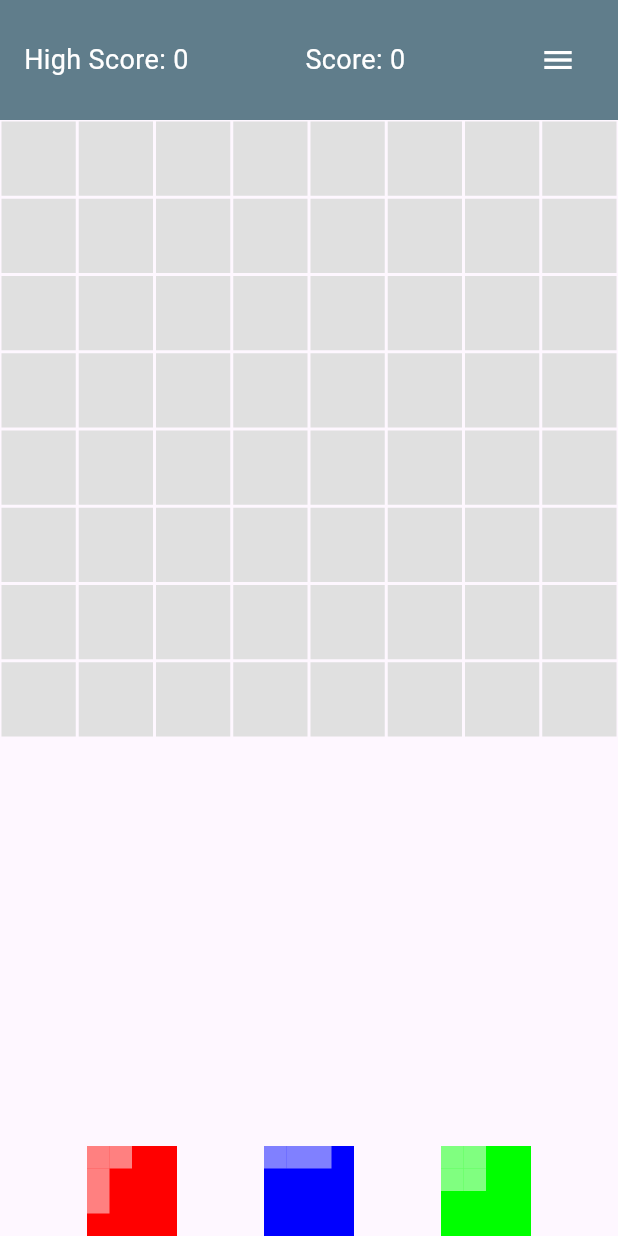
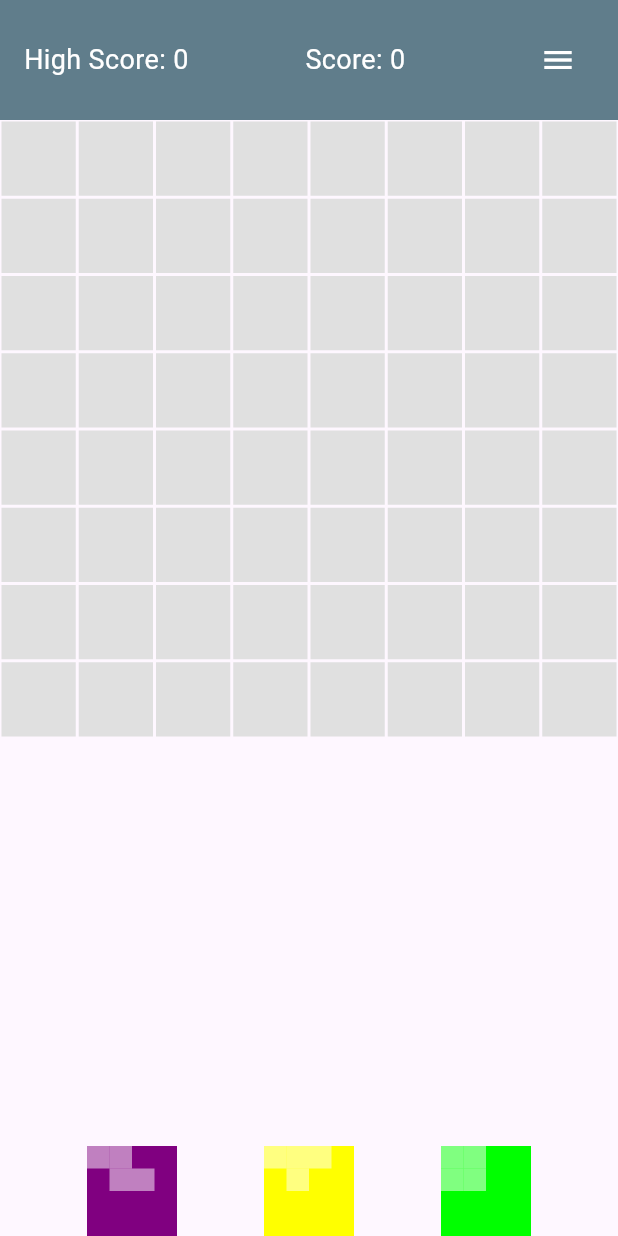
Before and after one commit to achfahriyanto-cmyk/project_apk, a Flutter app: the screen it shows after launch, on a phone screen of 412 x 824 dp. Run offline on Flutter 3.47's test engine with Material 3 defaults, Android fonts, the phone set to English and light mode, and no system bars; our stand-ins replace flutter_riverpod, shared_preferences.

Commit message:
update satu

```diff
--- a/lib/models/block.dart
+++ b/lib/models/block.dart
@@ -1,4 +1,5 @@
 import 'dart:ui';
+import 'dart:math';
 
 class Block {
   final List<Offset> shape; // Relative positions
@@ -8,17 +9,14 @@ class Block {
 
   // Predefined blocks
   static List<Block> getRandomBlocks() {
-    return [
-      // L-shape
-      Block([Offset(0, 0), Offset(1, 0), Offset(0, 1), Offset(0, 2)], const Color(0xFFFF0000)),
-      // Line
-      Block([Offset(0, 0), Offset(1, 0), Offset(2, 0)], const Color(0xFF0000FF)),
-      // Square
-      Block([Offset(0, 0), Offset(1, 0), Offset(0, 1), Offset(1, 1)], const Color(0xFF00FF00)),
-      // T-shape
-      Block([Offset(0, 0), Offset(1, 0), Offset(2, 0), Offset(1, 1)], const Color(0xFFFFFF00)),
-      // Z-shape
-      Block([Offset(0, 0), Offset(1, 0), Offset(1, 1), Offset(2, 1)], const Color(0xFF800080)),
+    final allBlocks = [
+      Block([Offset(0, 0), Offset(1, 0), Offset(0, 1), Offset(0, 2)], const Color(0xFFFF0000)), // L
+      Block([Offset(0, 0), Offset(1, 0), Offset(2, 0)], const Color(0xFF0000FF)), // Line
+      Block([Offset(0, 0), Offset(1, 0), Offset(0, 1), Offset(1, 1)], const Color(0xFF00FF00)), // Square
+      Block([Offset(0, 0), Offset(1, 0), Offset(2, 0), Offset(1, 1)], const Color(0xFFFFFF00)), // T
+      Block([Offset(0, 0), Offset(1, 0), Offset(1, 1), Offset(2, 1)], const Color(0xFF800080)), // Z
     ];
+    allBlocks.shuffle();
+    return allBlocks.take(3).toList();
   }
 }
```
Also changed, not shown: lib/main.dart (+0 -11 lines), lib/providers/game_provider.dart (+40 -0 lines).
